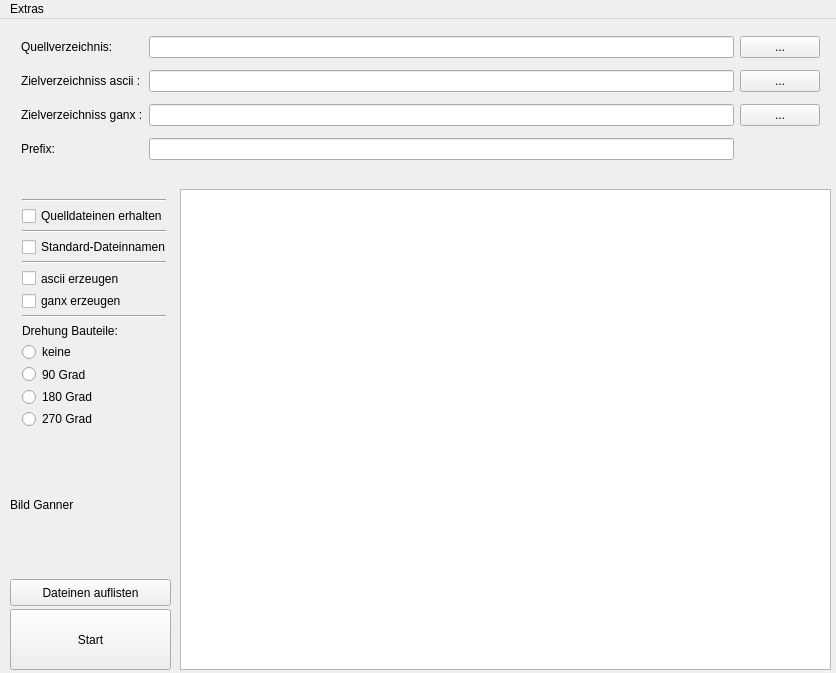
15831944/ASCII-Assistent, file mainwindow.ui: the form before one commit.
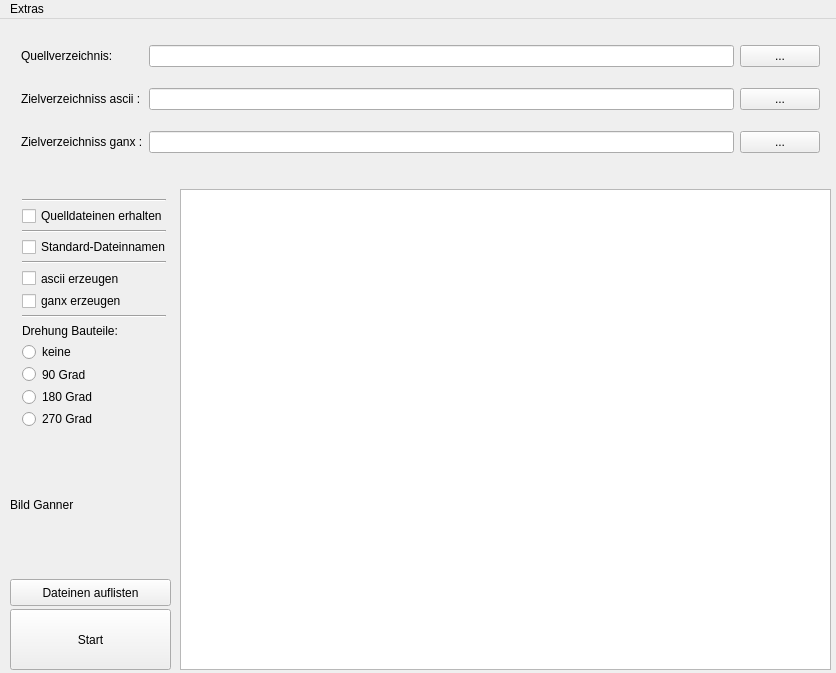
The form after the commit.

What changed in the file:
```diff
--- a/mainwindow.ui
+++ b/mainwindow.ui
@@ -67,9 +67,6 @@
      <item row="1" column="1">
       <widget class="QLineEdit" name="lineEdit_ziel"/>
      </item>
-     <item row="3" column="1">
-      <widget class="QLineEdit" name="lineEdit_prefix1"/>
-     </item>
      <item row="1" column="2">
       <widget class="QPushButton" name="pushButton_ziel">
        <property name="text">
@@ -77,13 +74,6 @@
        </property>
       </widget>
      </item>
-     <item row="3" column="0">
-      <widget class="QLabel" name="label_prefix1">
-       <property name="text">
-        <string>Prefix:</string>
-       </property>
-      </widget>
-     </item>
      <item row="2" column="0">
       <widget class="QLabel" name="label_ziel_ganx">
        <property name="text">
```
